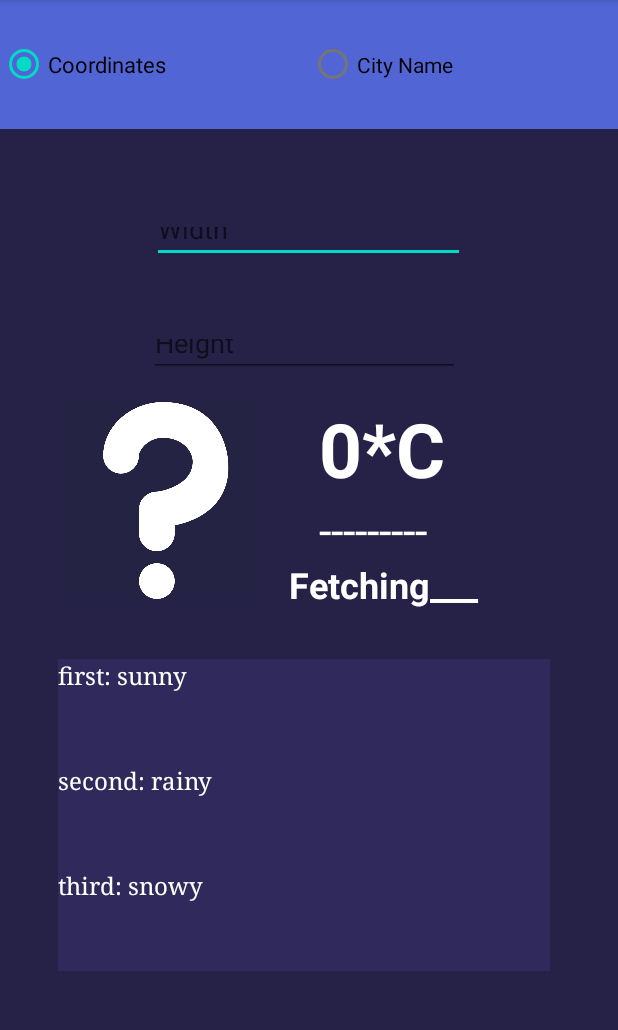
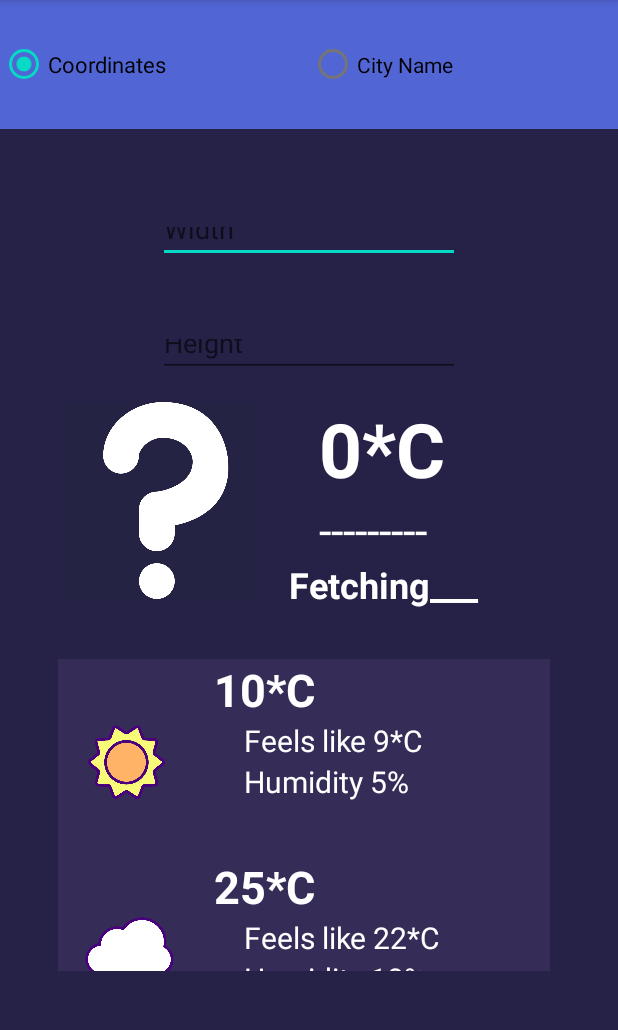
Before and after one commit to seyyedAlirezaGhazanfari/WeatherApp, an Android app: the screen it shows after launch (MainActivity), on a phone screen of 412 x 824 dp, the part 161-1191 px from its top. Run offline under Robolectric (Android 15) with nearby library versions, the phone set to English and light mode, and no system bars.

Commit message:
feature: recyclerview base and weather icons

```diff
--- a/app/src/main/java/com/example/weatherapp/MainActivity.java
+++ b/app/src/main/java/com/example/weatherapp/MainActivity.java
@@ -22,11 +22,11 @@ private ActivityMainBinding binding;
     protected void onCreate(Bundle savedInstanceState) {
         super.onCreate(savedInstanceState);
 
-        Weather w1 = new Weather("first: sunny");
-        Weather w2 = new Weather("second: rainy");
-        Weather w3 = new Weather("third: snowy");
-        Weather w4 = new Weather("third: windy");
-        Weather w5 = new Weather("third: stormy");
+        Weather w1 = new Weather("sun", 10, 9, 5);
+        Weather w2 = new Weather("rain", 25, 22, 10);
+        Weather w3 = new Weather("snow", 30, 27, 20);
+        Weather w4 = new Weather("thunder", 2, 1, 3);
+        Weather w5 = new Weather("moon", -4, 2, 9);
 
      binding = ActivityMainBinding.inflate(getLayoutInflater());
      setContentView(binding.getRoot());
--- a/app/src/main/java/com/example/weatherapp/adaptor/RecyclerviewAdapter.java
+++ b/app/src/main/java/com/example/weatherapp/adaptor/RecyclerviewAdapter.java
@@ -2,9 +2,12 @@ package com.example.weatherapp.adaptor;
 
 import android.annotation.SuppressLint;
 import android.content.Context;
+import android.content.res.Resources;
 import android.view.LayoutInflater;
 import android.view.View;
 import android.view.ViewGroup;
+import android.widget.ImageView;
+import android.widget.LinearLayout;
 import android.widget.TextView;
 
 import androidx.annotation.NonNull;
@@ -39,9 +42,18 @@ public class RecyclerviewAdapter extends RecyclerView.Adapter<RecyclerviewAdapte
     }
 
 
+    @SuppressLint("SetTextI18n")
     @Override
     public void onBindViewHolder(@NonNull ViewHolder holder, int position) {
-        holder.rowTextView.setText(weathers_in_weak.get(position).getName());
+        holder.temperature.setText(String.valueOf(weathers_in_weak.get(position).getTemperature()) + "*C");
+        holder.feelsLike.setText("Feels like " + String.valueOf(weathers_in_weak.get(position).getFeelsLike()) + "*C");
+        holder.humidity.setText("Humidity " + String.valueOf(weathers_in_weak.get(position).getHumidity()) + "%");
+
+        Context context = inflater.getContext();
+        Resources resources = context.getResources();
+        int resourceID=resources.getIdentifier(weathers_in_weak.get(position).getStatus(),"drawable",context.getPackageName());
+        holder.icon.getContext();
+        holder.icon.setImageResource(resourceID);
     }
 
     @SuppressLint("NotifyDataSetChanged")
@@ -52,12 +64,20 @@ public class RecyclerviewAdapter extends RecyclerView.Adapter<RecyclerviewAdapte
 
     public class ViewHolder extends RecyclerView.ViewHolder implements View.OnClickListener {
 
-        TextView rowTextView;
+        LinearLayout recRowLayout;
+        TextView temperature;
+        TextView feelsLike;
+        TextView humidity;
+        ImageView icon;
         OnNoteListener onNoteListener;
 
         public ViewHolder(@NonNull View itemView, OnNoteListener onNoteListener) {
             super(itemView);
-            rowTextView = itemView.findViewById(R.id.recyclerRow_Id);
+            recRowLayout = itemView.findViewById(R.id.recRowLayout);
+            temperature = recRowLayout.findViewById(R.id.temperatureRecId);
+            feelsLike = recRowLayout.findViewById(R.id.feelsLikeRecId);
+            humidity = recRowLayout.findViewById(R.id.humiRecId);
+            icon = itemView.findViewById(R.id.imgRecId);
             this.onNoteListener = onNoteListener;
             itemView.setOnClickListener(this);
         }
--- a/app/src/main/java/com/example/weatherapp/fragments/SettingFragment.java
+++ b/app/src/main/java/com/example/weatherapp/fragments/SettingFragment.java
@@ -1,49 +1,32 @@
 package com.example.weatherapp.fragments;
 
+import android.content.res.Configuration;
 import android.os.Bundle;
 
+import androidx.appcompat.app.AppCompatDelegate;
 import androidx.fragment.app.Fragment;
 
 import android.view.LayoutInflater;
 import android.view.View;
 import android.view.ViewGroup;
+import android.widget.Button;
+import android.widget.Switch;
 
 import com.example.weatherapp.R;
 
-/**
- * A simple {@link Fragment} subclass.
- * Use the {@link SettingFragment#newInstance} factory method to
- * create an instance of this fragment.
- */
+
 public class SettingFragment extends Fragment {
 
-    // TODO: Rename parameter arguments, choose names that match
-    // the fragment initialization parameters, e.g. ARG_ITEM_NUMBER
-    private static final String ARG_PARAM1 = "param1";
-    private static final String ARG_PARAM2 = "param2";
-
-    // TODO: Rename and change types of parameters
-    private String mParam1;
-    private String mParam2;
+    View rootView;
+    Button switchMode;
 
     public SettingFragment() {
         // Required empty public constructor
     }
 
-    /**
-     * Use this factory method to create a new instance of
-     * this fragment using the provided parameters.
-     *
-     //* @param param1 Parameter 1.
-     //* @param param2 Parameter 2.
-     * @return A new instance of fragment SettingFragment.
-     */
-    // TODO: Rename and change types and number of parameters
     public static SettingFragment newInstance() {
         SettingFragment fragment = new SettingFragment();
         Bundle args = new Bundle();
-        //args.putString(ARG_PARAM1, param1);
-        //args.putString(ARG_PARAM2, param2);
         fragment.setArguments(args);
         return fragment;
     }
@@ -51,16 +34,18 @@ public class SettingFragment extends Fragment {
     @Override
     public void onCreate(Bundle savedInstanceState) {
         super.onCreate(savedInstanceState);
-        if (getArguments() != null) {
-            mParam1 = getArguments().getString(ARG_PARAM1);
-            mParam2 = getArguments().getString(ARG_PARAM2);
-        }
     }
 
     @Override
     public View onCreateView(LayoutInflater inflater, ViewGroup container,
                              Bundle savedInstanceState) {
         // Inflate the layout for this fragment
-        return inflater.inflate(R.layout.fragment_setting, container, false);
+        rootView = inflater.inflate(R.layout.fragment_weather, container, false);
+        switchMode = rootView.findViewById(R.id.switchModeId);
+
+
+
+
+        return rootView;
     }
 }
--- a/app/src/main/java/com/example/weatherapp/models/Weather.java
+++ b/app/src/main/java/com/example/weatherapp/models/Weather.java
@@ -3,15 +3,37 @@ package com.example.weatherapp.models;
 import java.util.ArrayList;
 
 public class Weather {
-    private String name;
+    private String status;
+    private int temperature;
+    private int feelsLike;
+    private int humidity;
     public static ArrayList<Weather> weathers = new ArrayList<>();
 
-    public Weather(String name) {
-        this.name = name;
+    public Weather(String status, int temperature, int feelsLike, int humidity) {
+        this.status = status;
+        this.temperature = temperature;
+        this.feelsLike = feelsLike;
+        this.humidity = humidity;
         weathers.add(this);
     }
 
-    public String getName() {
-        return name;
+    public static ArrayList<Weather> getWeathers() {
+        return weathers;
+    }
+
+    public int getFeelsLike() {
+        return feelsLike;
+    }
+
+    public int getHumidity() {
+        return humidity;
+    }
+
+    public int getTemperature() {
+        return temperature;
+    }
+
+    public String getStatus() {
+        return status;
     }
 }
--- a/app/src/main/res/layout/fragment_setting.xml
+++ b/app/src/main/res/layout/fragment_setting.xml
@@ -1,5 +1,5 @@
 <?xml version="1.0" encoding="utf-8"?>
-<FrameLayout xmlns:android="http://schemas.android.com/apk/res/android"
+<RelativeLayout xmlns:android="http://schemas.android.com/apk/res/android"
     xmlns:tools="http://schemas.android.com/tools"
     android:layout_width="match_parent"
     android:layout_height="match_parent"
@@ -7,8 +7,22 @@
 
     <!-- TODO: Update blank fragment layout -->
     <TextView
-        android:layout_width="match_parent"
-        android:layout_height="match_parent"
+        android:layout_width="341dp"
+        android:layout_height="50dp"
+        android:layout_alignParentEnd="true"
+        android:layout_alignParentBottom="true"
+        android:layout_marginEnd="40dp"
+        android:layout_marginBottom="584dp"
         android:text="Setting Fragment" />
 
-</FrameLayout>
+    <Button
+        android:id="@+id/switchModeId"
+        android:layout_width="wrap_content"
+        android:layout_height="wrap_content"
+        android:layout_alignParentEnd="true"
+        android:layout_alignParentBottom="true"
+        android:layout_marginEnd="164dp"
+        android:layout_marginBottom="448dp"
+        android:text="Button" />
+
+</RelativeLayout>
--- a/app/src/main/res/layout/fragment_weather.xml
+++ b/app/src/main/res/layout/fragment_weather.xml
@@ -71,9 +71,9 @@
             android:layout_alignParentTop="true"
             android:layout_alignParentEnd="true"
             android:layout_alignParentBottom="true"
-            android:layout_marginStart="101dp"
+            android:layout_marginStart="105dp"
             android:layout_marginTop="55dp"
-            android:layout_marginEnd="102dp"
+            android:layout_marginEnd="105dp"
             android:layout_marginBottom="541dp"
             android:visibility="invisible">
 
@@ -87,7 +87,7 @@
             android:layout_alignParentTop="true"
             android:layout_alignParentEnd="true"
             android:layout_alignParentBottom="true"
-            android:layout_marginStart="99dp"
+            android:layout_marginStart="105dp"
             android:layout_marginTop="130dp"
             android:layout_marginEnd="105dp"
             android:layout_marginBottom="465dp"
@@ -107,16 +107,16 @@
             app:layoutManager="androidx.recyclerview.widget.LinearLayoutManager" />
 
         <LinearLayout
-            android:layout_width="185dp"
-            android:layout_height="159dp"
+            android:layout_width="188dp"
+            android:layout_height="149dp"
             android:layout_alignParentEnd="true"
             android:layout_alignParentBottom="true"
-            android:layout_marginEnd="44dp"
-            android:layout_marginBottom="292dp"
+            android:layout_marginEnd="41dp"
+            android:layout_marginBottom="302dp"
             android:orientation="vertical">
 
             <TextView
-                android:id="@+id/temperature"
+                android:id="@+id/temperatureRecId"
                 android:layout_width="wrap_content"
                 android:layout_height="wrap_content"
                 android:paddingStart="30dp"
@@ -129,7 +129,7 @@
 
 
             <TextView
-                android:id="@+id/weatherCondition"
+                android:id="@+id/feelsLikeRecId"
                 android:layout_width="match_parent"
                 android:layout_height="wrap_content"
                 android:paddingStart="30sp"
@@ -140,7 +140,7 @@
             </TextView>
 
             <TextView
-                android:id="@+id/cityName"
+                android:id="@+id/humiRecId"
                 android:layout_width="match_parent"
                 android:layout_height="wrap_content"
                 android:paddingStart="10sp"
--- a/app/src/main/res/layout/recycler_row.xml
+++ b/app/src/main/res/layout/recycler_row.xml
@@ -1,24 +1,58 @@
 <?xml version="1.0" encoding="utf-8"?>
-<RelativeLayout xmlns:android="http://schemas.android.com/apk/res/android"
+<LinearLayout xmlns:android="http://schemas.android.com/apk/res/android"
     xmlns:app="http://schemas.android.com/apk/res-auto"
     xmlns:tools="http://schemas.android.com/tools"
-    android:layout_width="match_parent"
+    android:layout_width="wrap_content"
     android:layout_height="wrap_content">
 
-    <TextView
-        android:id="@+id/recyclerRow_Id"
-        android:layout_width="414dp"
-        android:layout_height="70dp"
-        android:background="#7A29275E"
-        android:fontFamily="serif"
-        android:gravity="left"
-        android:text="TextView"
-        android:textColor="#FFFFFF"
-        android:textSize="16dp"
-        app:layout_constraintBottom_toBottomOf="parent"
-        app:layout_constraintEnd_toEndOf="parent"
-        app:layout_constraintHorizontal_bias="0.0"
-        app:layout_constraintStart_toStartOf="parent"
-        app:layout_constraintTop_toTopOf="parent"
-        app:layout_constraintVertical_bias="0.202" />
-</RelativeLayout>
+    <ImageView
+        android:id="@+id/imgRecId"
+        android:layout_width="179dp"
+        android:layout_height="131dp"
+        android:layout_weight="1"
+        app:srcCompat="@drawable/moon" />
+
+    <LinearLayout
+        android:id="@+id/recRowLayout"
+        android:layout_width="319dp"
+        android:layout_height="match_parent"
+        android:layout_weight="1"
+        android:orientation="vertical">
+
+        <TextView
+            android:id="@+id/temperatureRecId"
+            android:layout_width="wrap_content"
+            android:layout_height="wrap_content"
+            android:paddingStart="10dp"
+            android:text="0*C"
+            android:textColor="#ffffff"
+            android:textSize="30sp"
+            android:textStyle="bold">
+
+        </TextView>
+
+        <TextView
+            android:id="@+id/feelsLikeRecId"
+            android:layout_width="match_parent"
+            android:layout_height="wrap_content"
+            android:paddingStart="30sp"
+            android:text="feels like"
+            android:textColor="#ffffff"
+            android:textSize="20sp">
+
+        </TextView>
+
+        <TextView
+            android:id="@+id/humiRecId"
+            android:layout_width="match_parent"
+            android:layout_height="wrap_content"
+            android:paddingStart="30sp"
+            android:text="humidity"
+            android:textColor="#ffffff"
+            android:textSize="20sp">
+
+        </TextView>
+
+    </LinearLayout>
+
+</LinearLayout>
--- /dev/null
+++ b/app/src/main/res/values-night-v29/themes.xml
@@ -0,0 +1,8 @@
+<?xml version="1.0" encoding="utf-8"?>
+<resources>
+
+    <style name="AppTheme" parent="Theme.MaterialComponents.DayNight">
+        <!-- Customize your theme here. -->
+        ...
+    </style>
+</resources>
--- a/app/src/main/res/values-night/themes.xml
+++ b/app/src/main/res/values-night/themes.xml
@@ -13,4 +13,8 @@
         <item name="android:statusBarColor" tools:targetApi="l">?attr/colorPrimaryVariant</item>
         <!-- Customize your theme here. -->
     </style>
+    <style name="AppTheme" parent="Theme.AppCompat.Light">
+        <item name="android:forceDarkAllowed">true</item>
+        ...
+    </style>
 </resources>
--- a/app/src/main/res/values/themes.xml
+++ b/app/src/main/res/values/themes.xml
@@ -19,4 +19,8 @@
     </style>
     <style name="Theme.WeatherApp.AppBarOverlay" parent="ThemeOverlay.AppCompat.Dark.ActionBar" />
     <style name="Theme.WeatherApp.PopupOverlay" parent="ThemeOverlay.AppCompat.Light" />
+    <style name="AppTheme" parent="Theme.AppCompat.Light">
+        <item name="android:forceDarkAllowed">true</item>
+        ...
+    </style>
 </resources>
```
